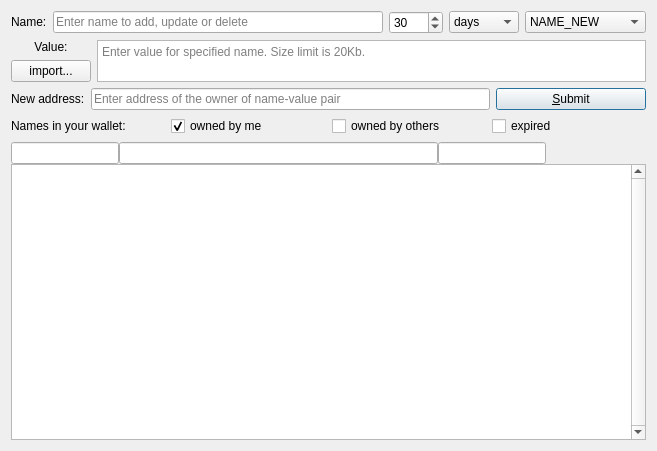
The window that src/qt/forms/managenamespage.ui (sshyran/emercoin) describes before a commit, drawn with Qt 5.
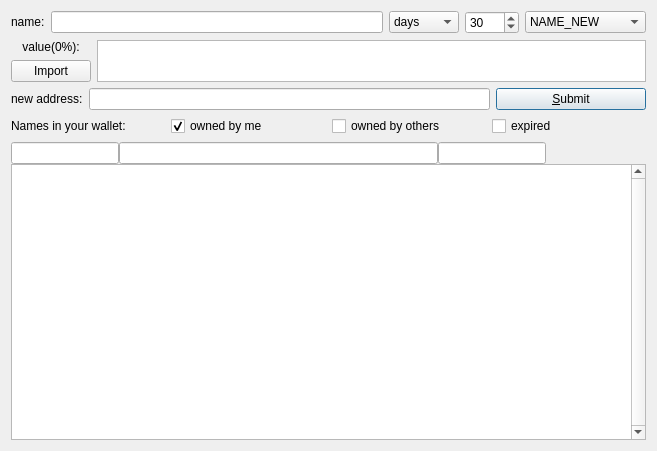
The same window after the commit. Icons and pictures are not drawn. Custom widgets are drawn as their Qt base class.

```diff
--- a/src/qt/forms/managenamespage.ui
+++ b/src/qt/forms/managenamespage.ui
@@ -31,7 +31,7 @@
         </sizepolicy>
        </property>
        <property name="text">
-        <string>Name:</string>
+        <string>name:</string>
        </property>
        <property name="alignment">
         <set>Qt::AlignLeading|Qt::AlignLeft|Qt::AlignVCenter</set>
@@ -46,9 +46,28 @@
        <property name="text">
         <string notr="true"/>
        </property>
-       <property name="placeholderText">
-        <string>Enter name to add, update or delete</string>
+      </widget>
+     </item>
+     <item>
+      <widget class="QComboBox" name="txTimeTypeSelector">
+       <property name="currentIndex">
+        <number>0</number>
        </property>
+       <item>
+        <property name="text">
+         <string>days</string>
+        </property>
+       </item>
+       <item>
+        <property name="text">
+         <string>months</string>
+        </property>
+       </item>
+       <item>
+        <property name="text">
+         <string>years</string>
+        </property>
+       </item>
       </widget>
      </item>
      <item>
@@ -64,28 +83,6 @@
        </property>
       </widget>
      </item>
-     <item>
-      <widget class="QComboBox" name="txTimeTypeSelector">
-       <property name="currentIndex">
-        <number>0</number>
-       </property>
-       <item>
-        <property name="text">
-         <string>days</string>
-        </property>
-       </item>
-       <item>
-        <property name="text">
-         <string>months</string>
-        </property>
-       </item>
-       <item>
-        <property name="text">
-         <string>years</string>
-        </property>
-       </item>
-      </widget>
-     </item>
      <item>
       <widget class="QComboBox" name="txTypeSelector">
        <property name="toolTip">
@@ -129,7 +126,7 @@
           <string>Shows how many % of maximum length used</string>
          </property>
          <property name="text">
-          <string>Value:</string>
+          <string>value(0%):</string>
          </property>
          <property name="alignment">
           <set>Qt::AlignCenter</set>
@@ -142,11 +139,7 @@
           <string>Import value from file on disk</string>
          </property>
          <property name="text">
-          <string>import...</string>
-         </property>
-         <property name="icon">
-          <iconset resource="../bitcoin.qrc">
-           <normaloff>:/icons/open</normaloff>:/icons/open</iconset>
+          <string>Import</string>
          </property>
         </widget>
        </item>
@@ -160,12 +153,6 @@
          <verstretch>0</verstretch>
         </sizepolicy>
        </property>
-       <property name="toolTip">
-        <string/>
-       </property>
-       <property name="placeholderText">
-        <string>Enter value for specified name. Size limit is 20Kb.</string>
-       </property>
       </widget>
      </item>
     </layout>
@@ -184,7 +171,7 @@
         </sizepolicy>
        </property>
        <property name="text">
-        <string>New address:</string>
+        <string>new address:</string>
        </property>
        <property name="alignment">
         <set>Qt::AlignLeading|Qt::AlignLeft|Qt::AlignVCenter</set>
@@ -202,9 +189,6 @@
        <property name="text">
         <string notr="true"/>
        </property>
-       <property name="placeholderText">
-        <string>Enter address of the owner of name-value pair</string>
-       </property>
       </widget>
      </item>
      <item>
```
Left out of the diff: 11 changed lines with no effect on the pictures.
